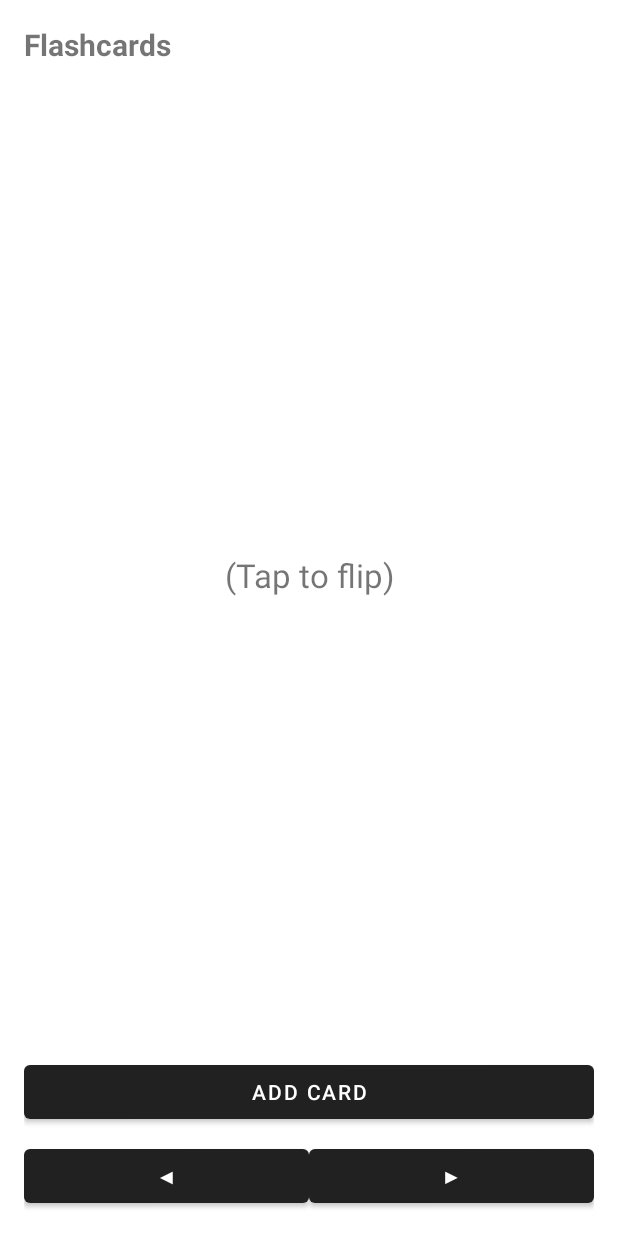
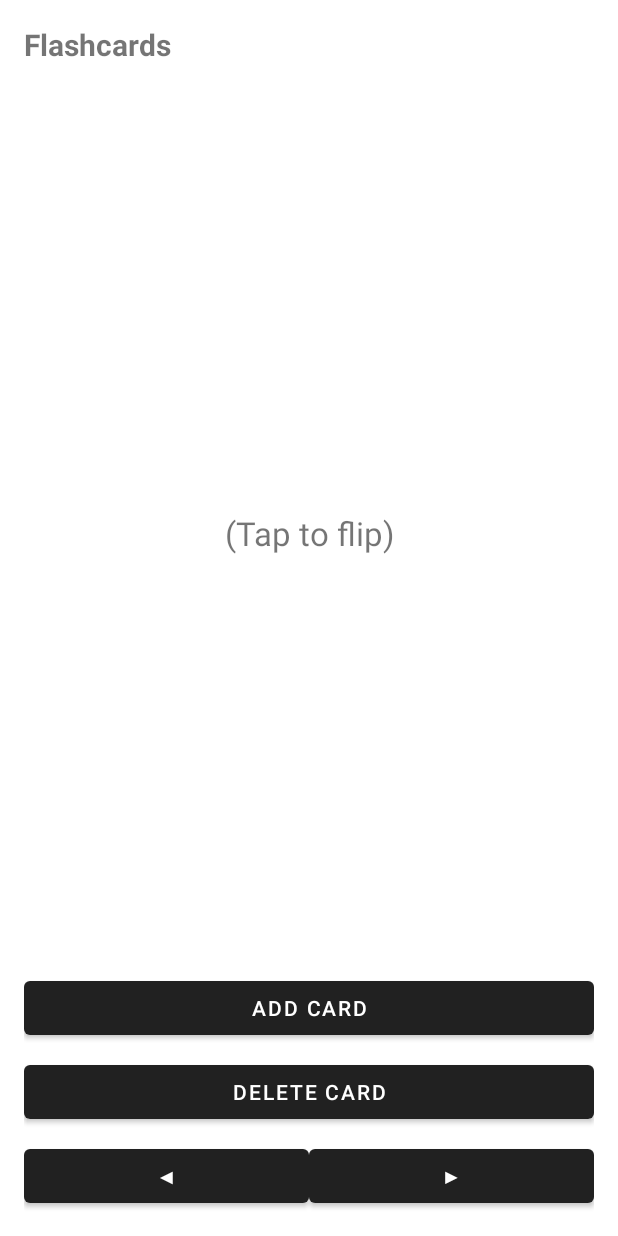
Before and after one commit to zhan6256/SmartCards, an Android app: the layout activity_flashcards.xml on its own in the app's theme, with its tools: preview values and no code run, on a phone screen of 412 x 824 dp. Run offline under Robolectric (Android 15) with nearby library versions, the phone set to English and light mode, and no system bars.

Commit message:
Only admin can delete cards.

```diff
--- a/app/src/main/res/layout/activity_flashcards.xml
+++ b/app/src/main/res/layout/activity_flashcards.xml
@@ -37,6 +37,14 @@
         android:text="Add Card"
         android:layout_marginTop="8dp" />
 
+    <!-- Delete Card button (admin only in code) -->
+    <Button
+        android:id="@+id/deleteCardButton"
+        android:layout_width="match_parent"
+        android:layout_height="wrap_content"
+        android:text="Delete Card"
+        android:layout_marginTop="8dp" />
+
     <LinearLayout
         android:layout_width="match_parent"
         android:layout_height="wrap_content"
```
Also changed, not shown: app/src/main/java/com/daclink/mydemoapplication/FlashcardsActivity.java (+39 -3 lines).
